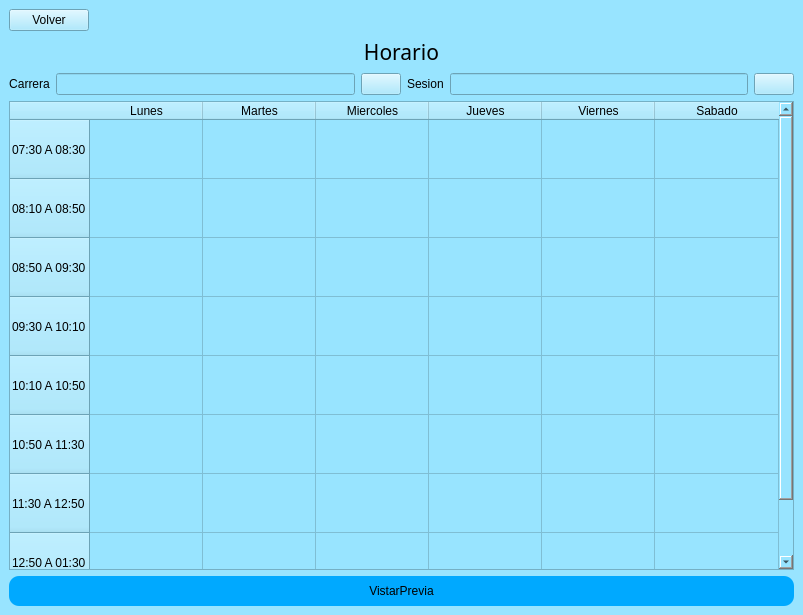
Qt form ui/horariosTabla.ui (Reinaldito04/IUTA----HORARIOS) before a commit.
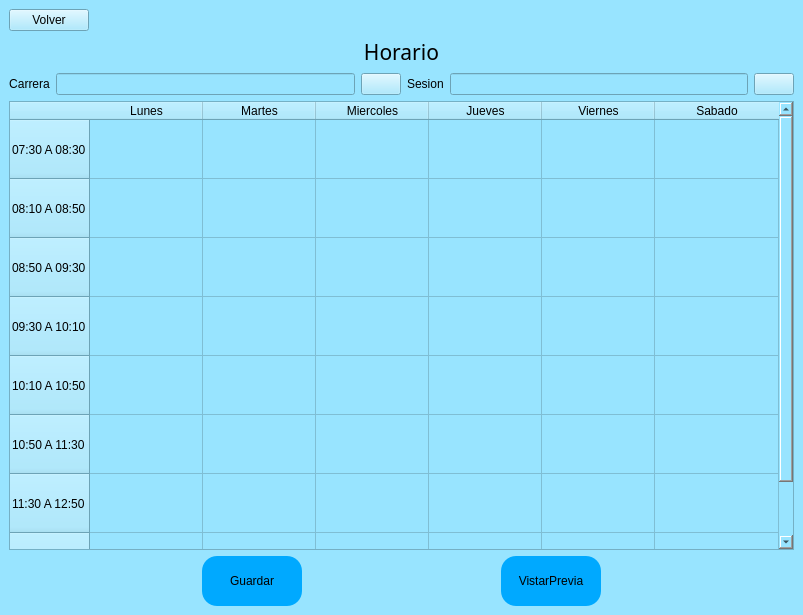
The same form after that commit. Icons and pictures are not drawn.

```diff
--- a/ui/horariosTabla.ui
+++ b/ui/horariosTabla.ui
@@ -17,8 +17,8 @@
    <string notr="true">background-color:rgb(152, 228, 255);</string>
   </property>
   <widget class="QWidget" name="centralwidget">
-   <layout class="QVBoxLayout" name="verticalLayout_2">
-    <item>
+   <layout class="QGridLayout" name="gridLayout">
+    <item row="0" column="0">
      <widget class="QPushButton" name="bt_volver">
       <property name="sizePolicy">
        <sizepolicy hsizetype="Maximum" vsizetype="Fixed">
@@ -37,7 +37,7 @@
       </property>
      </widget>
     </item>
-    <item>
+    <item row="1" column="0">
      <widget class="QLabel" name="label">
       <property name="font">
        <font>
@@ -59,7 +59,7 @@
       </property>
      </widget>
     </item>
-    <item>
+    <item row="2" column="0">
      <layout class="QHBoxLayout" name="horizontalLayout_2">
       <item>
        <widget class="QLabel" name="label_2">
@@ -119,9 +119,7 @@
       </item>
      </layout>
     </item>
-    <item>
-     <layout class="QVBoxLayout" name="verticalLayout">
-      <item>
+    <item row="3" column="0">
        <widget class="QTableWidget" name="tableWidget">
         <property name="selectionMode">
          <enum>QAbstractItemView::ExtendedSelection</enum>
@@ -253,12 +251,44 @@
         </item>
        </widget>
       </item>
+    <item row="4" column="0">
+     <layout class="QHBoxLayout" name="horizontalLayout">
+      <item>
+       <widget class="QPushButton" name="bt_guardar">
+        <property name="sizePolicy">
+         <sizepolicy hsizetype="Maximum" vsizetype="Fixed">
+          <horstretch>0</horstretch>
+          <verstretch>0</verstretch>
+         </sizepolicy>
+        </property>
+        <property name="minimumSize">
+         <size>
+          <width>100</width>
+          <height>50</height>
+         </size>
+        </property>
+        <property name="styleSheet">
+         <string notr="true">border-radius:15px;
+background-color:rgb(0, 169, 255);
+color:black;</string>
+        </property>
+        <property name="text">
+         <string>Guardar</string>
+        </property>
+       </widget>
+      </item>
       <item>
        <widget class="QPushButton" name="bt_preview">
+        <property name="sizePolicy">
+         <sizepolicy hsizetype="Maximum" vsizetype="Fixed">
+          <horstretch>0</horstretch>
+          <verstretch>0</verstretch>
+         </sizepolicy>
+        </property>
         <property name="minimumSize">
          <size>
-          <width>50</width>
-          <height>30</height>
+          <width>100</width>
+          <height>50</height>
          </size>
         </property>
         <property name="sizeIncrement">
@@ -268,7 +298,7 @@
          </size>
         </property>
         <property name="styleSheet">
-         <string notr="true">border-radius:10px;
+         <string notr="true">border-radius:15px;
 background-color:rgb(0, 169, 255);
 color:black;</string>
         </property>
```
Lines whose indentation alone changed are shown as unchanged.
